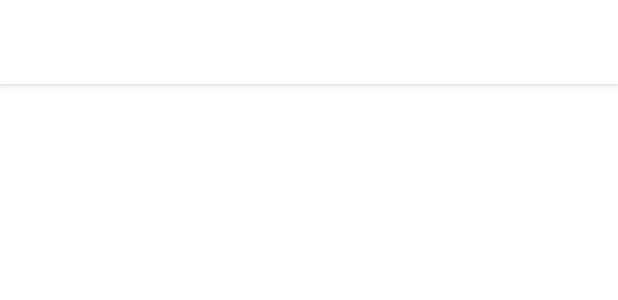
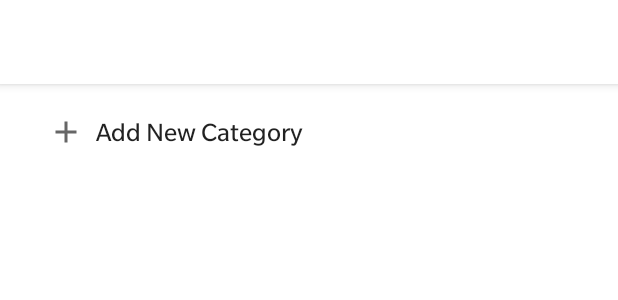
Before and after one commit to sephiroth74/Appunti, an Android app: the layout activity_categories.xml on its own in the app's theme, with its tools: preview values and no code run, on a phone screen of 412 x 824 dp. Shown: the top 300 px of the screen. Run offline under Robolectric (Android 15) with nearby library versions, the phone set to English and light mode, and no system bars.

Commit message:
working on categories

```diff
--- a/app/src/main/java/it/sephiroth/android/app/appunti/CategoriesActivity.kt
+++ b/app/src/main/java/it/sephiroth/android/app/appunti/CategoriesActivity.kt
@@ -60,6 +60,8 @@ class CategoriesActivity : AppCompatActivity(), DirectModelNotifier.OnModelState
         categoriesRecycler.adapter = adapter
         updateCategories()
 
+        newCategory.setOnClickListener {  }
+
     }
 
     override fun onStart() {
@@ -99,8 +101,8 @@ class CategoriesActivity : AppCompatActivity(), DirectModelNotifier.OnModelState
     }
 
 
-    class CategoriesAdapter(private var context: CategoriesActivity, var values: MutableList<Category>) : RecyclerView
-    .Adapter<CategoriesAdapter.ViewHolder>() {
+    class CategoriesAdapter(private var context: CategoriesActivity, var values: MutableList<Category>) :
+            RecyclerView.Adapter<CategoriesAdapter.ViewHolder>() {
 
         private var categoryColors = ResourceUtils.getCategoryColors(context)
         private var currentEditText: EditText? = null
--- a/app/src/main/java/it/sephiroth/android/app/appunti/widget/RecyclerNavigationView.kt
+++ b/app/src/main/java/it/sephiroth/android/app/appunti/widget/RecyclerNavigationView.kt
@@ -16,7 +16,7 @@ import com.google.android.material.navigation.NavigationView
 import it.sephiroth.android.app.appunti.R
 import it.sephiroth.android.app.appunti.db.tables.Category
 import it.sephiroth.android.app.appunti.models.MainViewModel
-import kotlinx.android.synthetic.main.navigation_header.view.*
+import kotlinx.android.synthetic.main.navigation_content.view.*
 import timber.log.Timber
 
 class RecyclerNavigationView @JvmOverloads constructor(
--- a/app/src/main/res/drawable/sharp_add_24.xml
+++ b/app/src/main/res/drawable/sharp_add_24.xml
@@ -1,10 +1,10 @@
 <vector xmlns:android="http://schemas.android.com/apk/res/android"
-        android:width="24dp"
-        android:height="24dp"
-        android:viewportWidth="24.0"
-        android:viewportHeight="24.0"
-        android:tint="?attr/colorBackgroundFloating">
+    android:width="24dp"
+    android:height="24dp"
+    android:tint="?attr/colorControlNormal"
+    android:viewportHeight="24.0"
+    android:viewportWidth="24.0">
     <path
         android:fillColor="@android:color/white"
-        android:pathData="M19,13h-6v6h-2v-6H5v-2h6V5h2v6h6v2z"/>
+        android:pathData="M19,13h-6v6h-2v-6H5v-2h6V5h2v6h6v2z" />
 </vector>
--- a/app/src/main/res/layout/activity_categories.xml
+++ b/app/src/main/res/layout/activity_categories.xml
@@ -29,14 +29,33 @@
         tools:context=".CategoriesActivity"
         tools:showIn="@layout/activity_categories">
 
+        <androidx.appcompat.widget.AppCompatTextView
+            android:id="@+id/newCategory"
+            style="@style/Theme.Appunti.NavigationItem"
+            android:layout_marginEnd="16dp"
+            android:layout_marginStart="16dp"
+            android:layout_marginTop="8dp"
+            android:drawableStart="@drawable/sharp_add_24"
+            android:text="Add New Category"
+            app:layout_behavior="@string/appbar_scrolling_view_behavior"
+            app:layout_constraintEnd_toEndOf="parent"
+            app:layout_constraintStart_toStartOf="parent"
+            app:layout_constraintTop_toTopOf="parent" />
+
         <androidx.recyclerview.widget.RecyclerView
             android:id="@+id/categoriesRecycler"
             android:layout_width="match_parent"
-            android:layout_height="match_parent"
-            android:layout_marginLeft="16dp"
-            android:layout_marginRight="16dp"
+            android:layout_height="0dp"
+            android:layout_marginBottom="8dp"
+            android:layout_marginEnd="16dp"
+            android:layout_marginStart="16dp"
+            android:layout_marginTop="8dp"
             app:layoutManager="LinearLayoutManager"
-            app:layout_behavior="@string/appbar_scrolling_view_behavior" />
+            app:layout_behavior="@string/appbar_scrolling_view_behavior"
+            app:layout_constraintBottom_toBottomOf="parent"
+            app:layout_constraintEnd_toEndOf="parent"
+            app:layout_constraintStart_toStartOf="parent"
+            app:layout_constraintTop_toBottomOf="@+id/newCategory" />
 
     </androidx.constraintlayout.widget.ConstraintLayout>
 
--- a/app/src/main/res/layout/main_activity.xml
+++ b/app/src/main/res/layout/main_activity.xml
@@ -112,7 +112,7 @@
         android:fitsSystemWindows="false"
         app:itemIconTint="?attr/colorControlNormal">
 
-        <include layout="@layout/navigation_header" />
+        <include layout="@layout/navigation_content" />
 
     </it.sephiroth.android.app.appunti.widget.RecyclerNavigationView>
 
```
Also changed, not shown: app/src/main/res/layout/navigation_content.xml (renamed from app/src/main/res/layout/navigation_header.xml).
